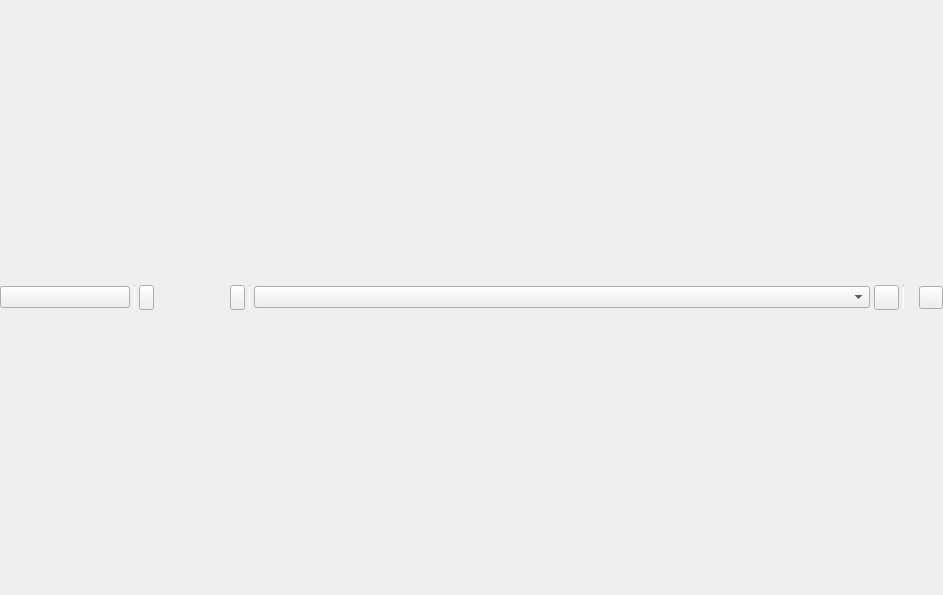
anlambert/tulip, file library/talipot-gui/designer/WorkspacePanel.ui: the form before one commit.
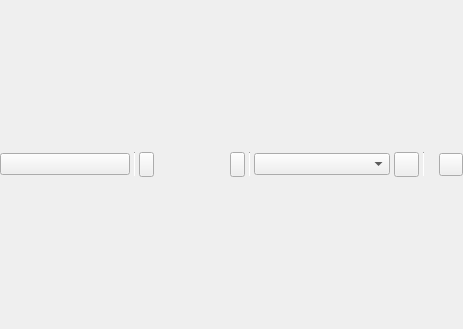
The form after the commit. Icons and pictures are not drawn. Custom widgets are drawn as their Qt base class.

What changed in the file:
```diff
--- a/library/talipot-gui/designer/WorkspacePanel.ui
+++ b/library/talipot-gui/designer/WorkspacePanel.ui
@@ -6,10 +6,16 @@
    <rect>
     <x>0</x>
     <y>0</y>
-    <width>943</width>
-    <height>595</height>
+    <width>463</width>
+    <height>329</height>
    </rect>
   </property>
+  <property name="sizePolicy">
+   <sizepolicy hsizetype="Ignored" vsizetype="Preferred">
+    <horstretch>0</horstretch>
+    <verstretch>0</verstretch>
+   </sizepolicy>
+  </property>
   <property name="acceptDrops">
    <bool>true</bool>
   </property>
```
